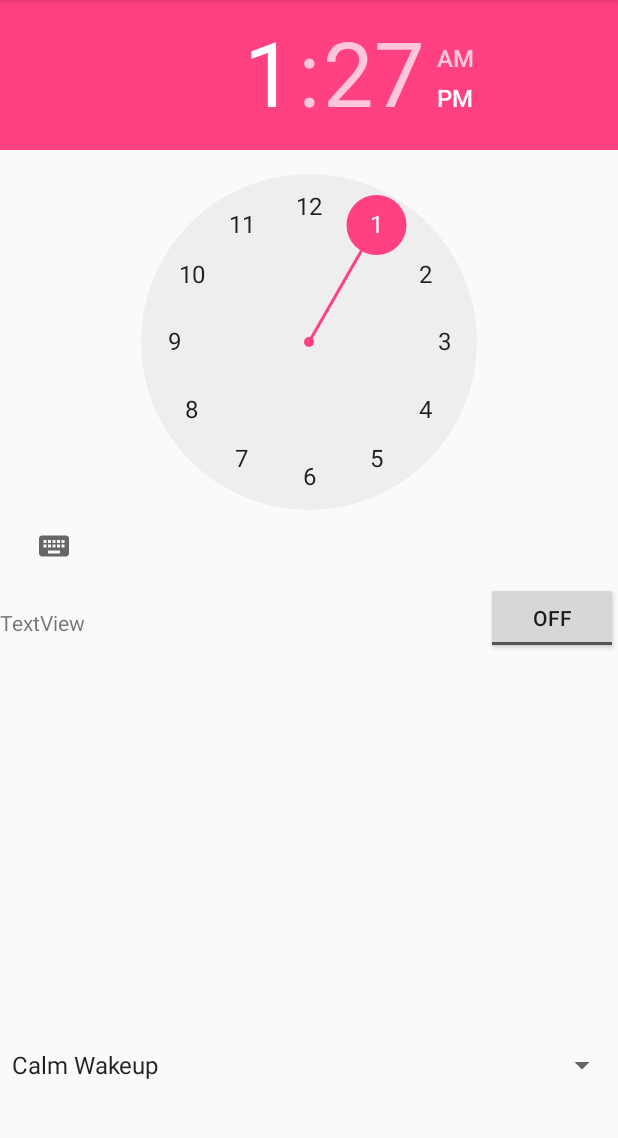
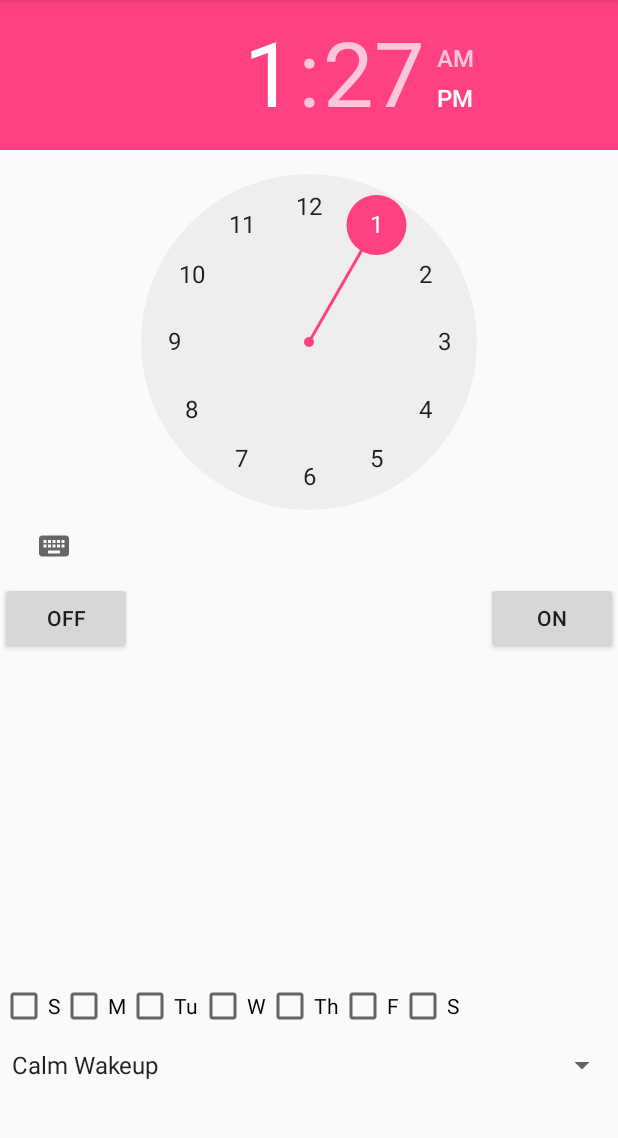
Before and after one commit to BrookeLin/GoodStart, an Android app: the AlarmActivity screen opened directly, with no data from a screen before it, on a phone screen of 412 x 824 dp, the part 84-1222 px from its top. Run offline under Robolectric (Android 15) with nearby library versions, the phone set to English and light mode, and no system bars.

Commit message:
When alarm is sounding and the off button is clicked, alarm is able to be shut off. Was unable to do this with the toggle button so the on and off switch for the alarm are currently two separate buttons. Will play around with this to see what to do.

```diff
--- a/app/src/main/java/com/example/brookelin/goodstart/AlarmActivity.java
+++ b/app/src/main/java/com/example/brookelin/goodstart/AlarmActivity.java
@@ -12,6 +12,7 @@ import android.util.Log;
 import android.view.View;
 import android.widget.AdapterView;
 import android.widget.ArrayAdapter;
+import android.widget.Button;
 import android.widget.Spinner;
 import android.widget.TextView;
 import android.widget.TimePicker;
@@ -64,11 +65,6 @@ public class AlarmActivity extends AppCompatActivity implements AdapterView.OnIt
         // Create an intent for the toggle button to the AlarmReceiver class
         final Intent enabledIntent = new Intent(this.context, AlarmReceiver.class);
 
-        /* Initialize the toggle button and create the on click listener for it.
-         * When the toggle button is on, the alarm will be set and it will be canceled when
-         * the alarm has been turned off.*/
-        ToggleButton toggle_alarm = (ToggleButton) findViewById(R.id.toggleButton);
-
         // create the spinner for the user to choose the alarm
         // Initialize spinner for the alarm options
         audio_spinner = (Spinner) findViewById(R.id.spinner);
@@ -82,17 +78,13 @@ public class AlarmActivity extends AppCompatActivity implements AdapterView.OnIt
         // Create onClickListener for the spinner
         audio_spinner.setOnItemSelectedListener(this);
 
-        /* onClickListener for the toggle button*/
-        toggle_alarm.setOnClickListener(new View.OnClickListener() {
+        // Initialize the on button and create an onClickListener for it
+        Button alarm_on = (Button) findViewById(R.id.onButton);
+        alarm_on.setOnClickListener(new View.OnClickListener()
+        {
             @TargetApi(Build.VERSION_CODES.M)
-            @Override
-            public void onClick(View v) {
-
-                // Create boolean value that checks if the toggle button is enabled or not
-                boolean checked = ((ToggleButton) v).isChecked();
-
-                if(checked){
-
+            public void onClick(View v)
+            {
                 /* Set the calendar instance with the hour and minute the user has picked
                      * then get the integer values of the hour as well as the minute*/
                 calendar.set(Calendar.HOUR_OF_DAY, timePicker.getHour());
@@ -117,11 +109,9 @@ public class AlarmActivity extends AppCompatActivity implements AdapterView.OnIt
                 // Update text to show the alarm is enabled
                 set_alarm_text("Alarm set to: " + hour_information + ":" + minute_information);
 
-                    // Extra string into enabledIntent to tell clock you pressed toggle button
+                // Extra string into enabledIntent to tell clock you pressed on button
                 enabledIntent.putExtra("extra","alarm on");
 
-                    // put in extra long value into enabledIntent to tell the clock
-                    // that the user want a certain value from the spinner
                 enabledIntent.putExtra("choose_audio", choose_audio);
                 Log.e("Whale ID is",String.valueOf(choose_audio));
 
@@ -134,8 +124,16 @@ public class AlarmActivity extends AppCompatActivity implements AdapterView.OnIt
                 alarm_manager.set(AlarmManager.RTC_WAKEUP, calendar.getTimeInMillis(),
                         alarmPending);
 
+            }
+        });
 
-                } else if(!checked){
+        // Initialize and create onClickListener for the off button
+        Button alarm_off = (Button) findViewById(R.id.offButton);
+        alarm_off.setOnClickListener(new View.OnClickListener()
+        {
+
+            @Override
+            public void onClick(View v) {
                 // Update text to show the alarm is disabled
                 set_alarm_text("Alarm has been disabled");
 
@@ -145,16 +143,11 @@ public class AlarmActivity extends AppCompatActivity implements AdapterView.OnIt
                 //Tells the clock that you turned alarm off
                 enabledIntent.putExtra("extra","alarm off");
 
+                // Stop the ringtone when button is clicked
+                sendBroadcast(enabledIntent);
+
                 enabledIntent.putExtra("",choose_audio);
-
-
-                    // Stop the ringtone
-                    //sendBroadcast(enabledIntent);
             }
-
-
-            }
-
         });
 
     }
--- a/app/src/main/java/com/example/brookelin/goodstart/AlarmAudioService.java
+++ b/app/src/main/java/com/example/brookelin/goodstart/AlarmAudioService.java
@@ -43,10 +43,26 @@ public class AlarmAudioService extends Service {
         // Fetch audio choice integer values
         Integer audio_choice_id = intent.getExtras().getInt("choose_audio");
 
-        // Log.e("Ringtone extra is ", state);
-        // Log.e("Audio choice is ", audio_choice_id.toString());
 
+        /* Create the notification for when the alarm goes off*/
+        /*
+        NotificationManager alarm_notification = (NotificationManager)
+                getSystemService(NOTIFICATION_SERVICE);
 
+        Intent intent_main = new Intent(this, AlarmActivity.class);
+
+        PendingIntent notification_pending = PendingIntent.getActivity(this,0,intent_main,0);
+
+        // Make the notification parameters
+        Notification notification = new Notification.Builder(this)
+                .setSmallIcon(R.drawable.ic_notifications_black_24dp)
+                .setContentTitle("GoodStart Alarm")
+                .setContentText("Turn off")
+                .setContentIntent(notification_pending)
+                .build();
+
+        // Set up notification start command
+        alarm_notification.notify(0, notification); */
 
         // This converts extra strings from intent to start IDs, values 0 or 1
         assert state != null;
@@ -55,7 +71,7 @@ public class AlarmAudioService extends Service {
                 startId = 1;
                 break;
             case "alarm off":
-                Log.e("Start id is ", state);
+                startId = 0;
                 break;
             default:
                 startId = 0;
@@ -128,17 +144,17 @@ public class AlarmAudioService extends Service {
 
 
 
-        /* if there is music playing and the user toggles the alarm to disabled,
+        /* if there is music playing and the user presses the off button,
         * music should stop playing */
         else if(this.isRunning && startId == 0){
             Log.e("there is music", "and you want it to end");
 
+            this.isRunning = false;
+            this.startId = 0;
+
             // Stop the ringtone
             alarm_media.stop();
             alarm_media.reset();
-
-            this.isRunning = false;
-            this.startId = 0;
         }
         /* the next two statements are for the user pressing random buttons*/
         /* If there is no music playing and alarm toggles to off, do nothing*/
--- a/app/src/main/java/com/example/brookelin/goodstart/AlarmReceiver.java
+++ b/app/src/main/java/com/example/brookelin/goodstart/AlarmReceiver.java
@@ -17,7 +17,7 @@ public class AlarmReceiver extends BroadcastReceiver {
 
         Log.e("You are in the receiver", "yay");
 
-        // Fetch extra string from the intent
+        // Fetch extra string from the AlarmActivity class's enabledIntent
         String getYourString = wakeIntent.getExtras().getString("extra");
         Log.e("What is the key",getYourString);
 
@@ -25,8 +25,6 @@ public class AlarmReceiver extends BroadcastReceiver {
         // This tells the app which value the user picked from the dropdown menu
         int get_audio_choice = wakeIntent.getExtras().getInt("choose_audio");
         // Log.e("Audio choices",get_audio_choice.toString());
-
-        //bitch
 
         // Create intent to ringtone service
         Intent serviceIntent = new Intent(context, AlarmAudioService.class);
@@ -37,7 +35,6 @@ public class AlarmReceiver extends BroadcastReceiver {
         // Pass extra integer from the receiver to the AlarmAudioService
         serviceIntent.putExtra("choose_audio",get_audio_choice);
 
-
         // Start ringtone service
         context.startService(serviceIntent);
 
--- a/app/src/main/res/layout/activity_alarm.xml
+++ b/app/src/main/res/layout/activity_alarm.xml
@@ -22,23 +22,94 @@
         android:layout_alignParentStart="true"
         android:layout_marginBottom="46dp" />
 
-    <ToggleButton
-        android:id="@+id/toggleButton"
+    <TextView
+        android:id="@+id/alarm_information"
+        android:layout_width="wrap_content"
+        android:layout_height="wrap_content"
+        android:layout_alignBaseline="@+id/offButton"
+        android:layout_alignBottom="@+id/offButton"
+        android:layout_centerHorizontal="true" />
+
+    <CheckBox
+        android:id="@+id/Sunday"
+        android:layout_width="wrap_content"
+        android:layout_height="wrap_content"
+        android:text="S"
+        android:layout_above="@+id/spinner"
+        android:layout_alignParentLeft="true"
+        android:layout_alignParentStart="true"
+        android:layout_marginBottom="11dp" />
+
+    <CheckBox
+        android:id="@+id/monday"
+        android:layout_width="wrap_content"
+        android:layout_height="wrap_content"
+        android:layout_alignTop="@+id/Sunday"
+        android:layout_toEndOf="@+id/Sunday"
+        android:layout_toRightOf="@+id/Sunday"
+        android:text="M" />
+
+    <CheckBox
+        android:id="@+id/tuesday"
+        android:layout_width="wrap_content"
+        android:layout_height="wrap_content"
+        android:layout_alignTop="@+id/monday"
+        android:layout_toEndOf="@+id/monday"
+        android:layout_toRightOf="@+id/monday"
+        android:text="Tu" />
+
+    <CheckBox
+        android:id="@+id/wednesday"
+        android:layout_width="wrap_content"
+        android:layout_height="wrap_content"
+        android:layout_alignTop="@+id/tuesday"
+        android:layout_toEndOf="@+id/tuesday"
+        android:layout_toRightOf="@+id/tuesday"
+        android:text="W" />
+
+    <CheckBox
+        android:id="@+id/thursday"
+        android:layout_width="wrap_content"
+        android:layout_height="wrap_content"
+        android:layout_alignTop="@+id/wednesday"
+        android:layout_toEndOf="@+id/wednesday"
+        android:layout_toRightOf="@+id/wednesday"
+        android:text="Th" />
+
+    <CheckBox
+        android:id="@+id/friday"
+        android:layout_width="wrap_content"
+        android:layout_height="wrap_content"
+        android:layout_alignTop="@+id/thursday"
+        android:layout_toEndOf="@+id/thursday"
+        android:layout_toRightOf="@+id/thursday"
+        android:text="F" />
+
+    <CheckBox
+        android:id="@+id/saturday"
+        android:layout_width="wrap_content"
+        android:layout_height="wrap_content"
+        android:layout_alignTop="@+id/friday"
+        android:layout_toEndOf="@+id/friday"
+        android:layout_toRightOf="@+id/friday"
+        android:text="S" />
+
+    <Button
+        android:id="@+id/offButton"
+        android:layout_width="wrap_content"
+        android:layout_height="wrap_content"
+        android:text="Off"
+        android:layout_below="@+id/timePicker"
+        android:layout_alignParentLeft="true"
+        android:layout_alignParentStart="true" />
+
+    <Button
+        android:id="@+id/onButton"
         android:layout_width="wrap_content"
         android:layout_height="wrap_content"
         android:layout_alignParentEnd="true"
         android:layout_alignParentRight="true"
         android:layout_below="@+id/timePicker"
-        android:text="ToggleButton" />
-
-    <TextView
-        android:id="@+id/alarm_information"
-        android:layout_width="wrap_content"
-        android:layout_height="wrap_content"
-        android:layout_alignBottom="@+id/toggleButton"
-        android:layout_alignParentLeft="true"
-        android:layout_alignParentStart="true"
-        android:layout_marginBottom="11dp"
-        android:text="TextView" />
+        android:text="On" />
 
 </RelativeLayout>
```
Lines whose indentation alone changed are shown as unchanged.
